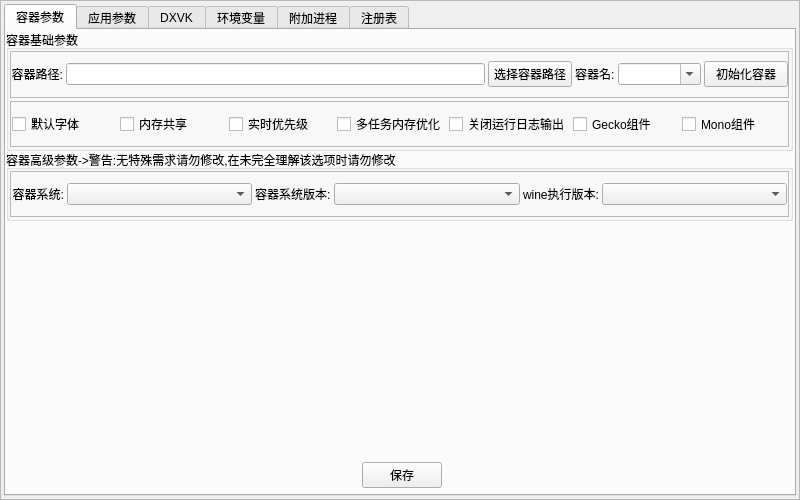
Above: ui/vekAppAddMT.ui from gfdgd-xi/vekcode before the change. Below: the same form after it.
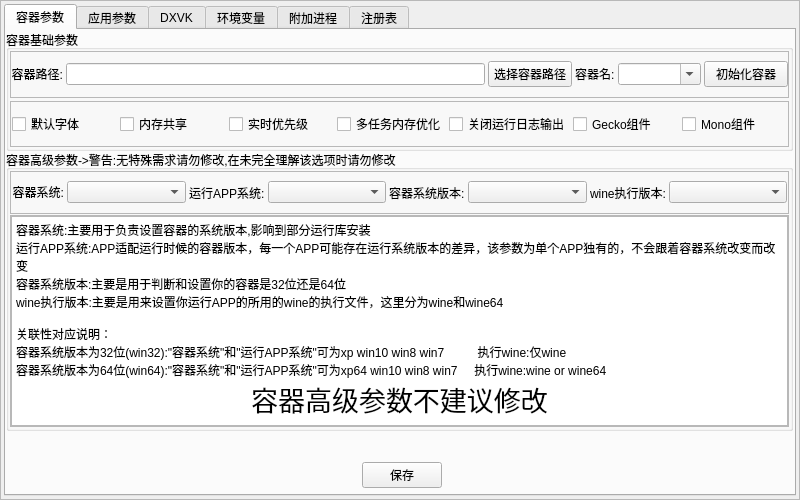
That is the form after the change.

The edit to the form file:
```diff
--- a/ui/vekAppAddMT.ui
+++ b/ui/vekAppAddMT.ui
@@ -453,13 +453,13 @@
             <x>0</x>
             <y>120</y>
             <width>787</width>
-            <height>71</height>
+            <height>281</height>
            </rect>
           </property>
           <property name="title">
            <string>容器高级参数-&gt;警告:无特殊需求请勿修改,在未完全理解该选项时请勿修改</string>
           </property>
-          <layout class="QVBoxLayout" name="verticalLayout_9">
+          <layout class="QVBoxLayout" name="verticalLayout_9" stretch="2,10">
            <property name="spacing">
             <number>1</number>
            </property>
@@ -483,7 +483,7 @@
              <property name="frameShadow">
               <enum>QFrame::Raised</enum>
              </property>
-             <layout class="QHBoxLayout" name="horizontalLayout_8" stretch="1,10,1,10,1,10">
+             <layout class="QHBoxLayout" name="horizontalLayout_8" stretch="1,10,1,10,1,10,1,10">
               <property name="spacing">
                <number>3</number>
               </property>
@@ -518,6 +518,16 @@
               <item>
                <widget class="QComboBox" name="comboBox_dockSystemVersion"/>
               </item>
+              <item>
+               <widget class="QLabel" name="label_13">
+                <property name="text">
+                 <string>运行APP系统:</string>
+                </property>
+               </widget>
+              </item>
+              <item>
+               <widget class="QComboBox" name="comboBox_RunAppSys"/>
+              </item>
               <item>
                <widget class="QLabel" name="label_11">
                 <property name="text">
@@ -541,6 +551,55 @@
              </layout>
             </widget>
            </item>
+           <item>
+            <widget class="QFrame" name="frame_4">
+             <property name="frameShape">
+              <enum>QFrame::StyledPanel</enum>
+             </property>
+             <property name="frameShadow">
+              <enum>QFrame::Raised</enum>
+             </property>
+             <layout class="QHBoxLayout" name="frame_3">
+              <property name="spacing">
+               <number>0</number>
+              </property>
+              <property name="leftMargin">
+               <number>0</number>
+              </property>
+              <property name="topMargin">
+               <number>0</number>
+              </property>
+              <property name="rightMargin">
+               <number>0</number>
+              </property>
+              <property name="bottomMargin">
+               <number>0</number>
+              </property>
+              <item>
+               <widget class="QTextEdit" name="textEdit">
+                <property name="focusPolicy">
+                 <enum>Qt::NoFocus</enum>
+                </property>
+                <property name="html">
+                 <string>&lt;!DOCTYPE HTML PUBLIC &quot;-//W3C//DTD HTML 4.0//EN&quot; &quot;http://www.w3.org/TR/REC-html40/strict.dtd&quot;&gt;
+&lt;html&gt;&lt;head&gt;&lt;meta name=&quot;qrichtext&quot; content=&quot;1&quot; /&gt;&lt;style type=&quot;text/css&quot;&gt;
+p, li { white-space: pre-wrap; }
+&lt;/style&gt;&lt;/head&gt;&lt;body style=&quot; font-family:'Microsoft JhengHei UI'; font-size:9pt; font-weight:400; font-style:normal;&quot;&gt;
+&lt;p style=&quot; margin-top:0px; margin-bottom:0px; margin-left:0px; margin-right:0px; -qt-block-indent:0; text-indent:0px;&quot;&gt;容器系统:主要用于负责设置容器的系统版本,影响到部分运行库安装&lt;/p&gt;
+&lt;p style=&quot; margin-top:0px; margin-bottom:0px; margin-left:0px; margin-right:0px; -qt-block-indent:0; text-indent:0px;&quot;&gt;运行APP系统:APP适配运行时候的容器版本，每一个APP可能存在运行系统版本的差异，该参数为单个APP独有的，不会跟着容器系统改变而改变&lt;/p&gt;
+&lt;p style=&quot; margin-top:0px; margin-bottom:0px; margin-left:0px; margin-right:0px; -qt-block-indent:0; text-indent:0px;&quot;&gt;容器系统版本:主要是用于判断和设置你的容器是32位还是64位&lt;/p&gt;
+&lt;p style=&quot; margin-top:0px; margin-bottom:0px; margin-left:0px; margin-right:0px; -qt-block-indent:0; text-indent:0px;&quot;&gt;wine执行版本:主要是用来设置你运行APP的所用的wine的执行文件，这里分为wine和wine64&lt;/p&gt;
+&lt;p style=&quot;-qt-paragraph-type:empty; margin-top:0px; margin-bottom:0px; margin-left:0px; margin-right:0px; -qt-block-indent:0; text-indent:0px;&quot;&gt;&lt;br /&gt;&lt;/p&gt;
+&lt;p style=&quot; margin-top:0px; margin-bottom:0px; margin-left:0px; margin-right:0px; -qt-block-indent:0; text-indent:0px;&quot;&gt;关联性对应说明：&lt;/p&gt;
+&lt;p style=&quot; margin-top:0px; margin-bottom:0px; margin-left:0px; margin-right:0px; -qt-block-indent:0; text-indent:0px;&quot;&gt;容器系统版本为32位(win32):&amp;quot;容器系统&amp;quot;和&amp;quot;运行APP系统&amp;quot;可为xp win10 win8 win7          执行wine:仅wine&lt;/p&gt;
+&lt;p style=&quot; margin-top:0px; margin-bottom:0px; margin-left:0px; margin-right:0px; -qt-block-indent:0; text-indent:0px;&quot;&gt;容器系统版本为64位(win64):&amp;quot;容器系统&amp;quot;和&amp;quot;运行APP系统&amp;quot;可为xp64 win10 win8 win7     执行wine:wine or wine64&lt;/p&gt;
+&lt;p align=&quot;center&quot; style=&quot; margin-top:0px; margin-bottom:0px; margin-left:0px; margin-right:0px; -qt-block-indent:0; text-indent:0px;&quot;&gt;&lt;span style=&quot; font-size:20pt;&quot;&gt;容器高级参数不建议修改&lt;/span&gt;&lt;/p&gt;&lt;/body&gt;&lt;/html&gt;</string>
+                </property>
+               </widget>
+              </item>
+             </layout>
+            </widget>
+           </item>
           </layout>
          </widget>
         </widget>
```
